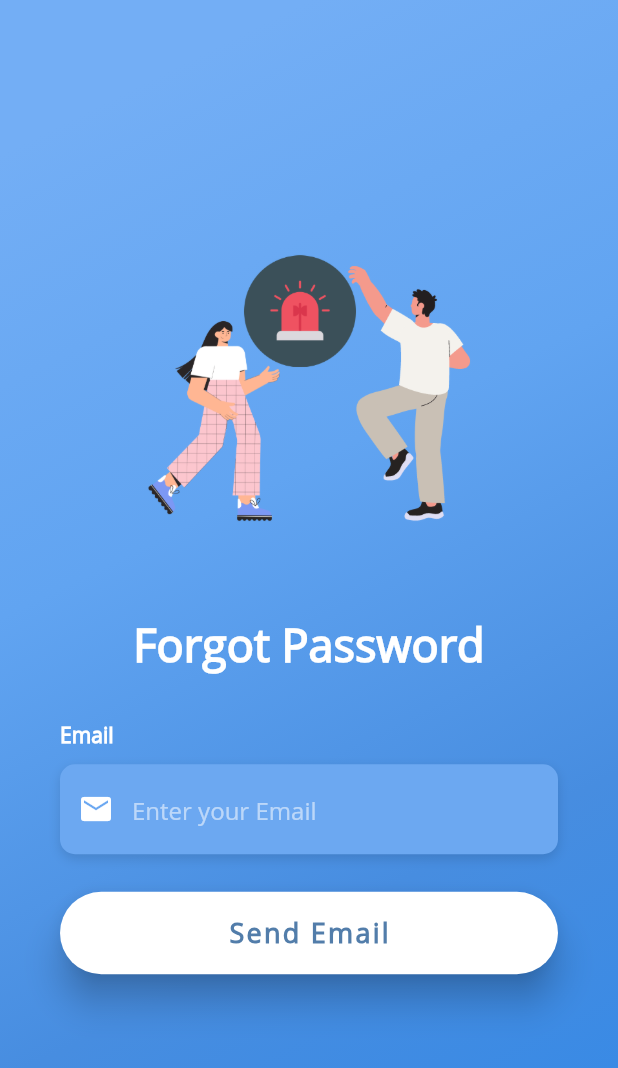
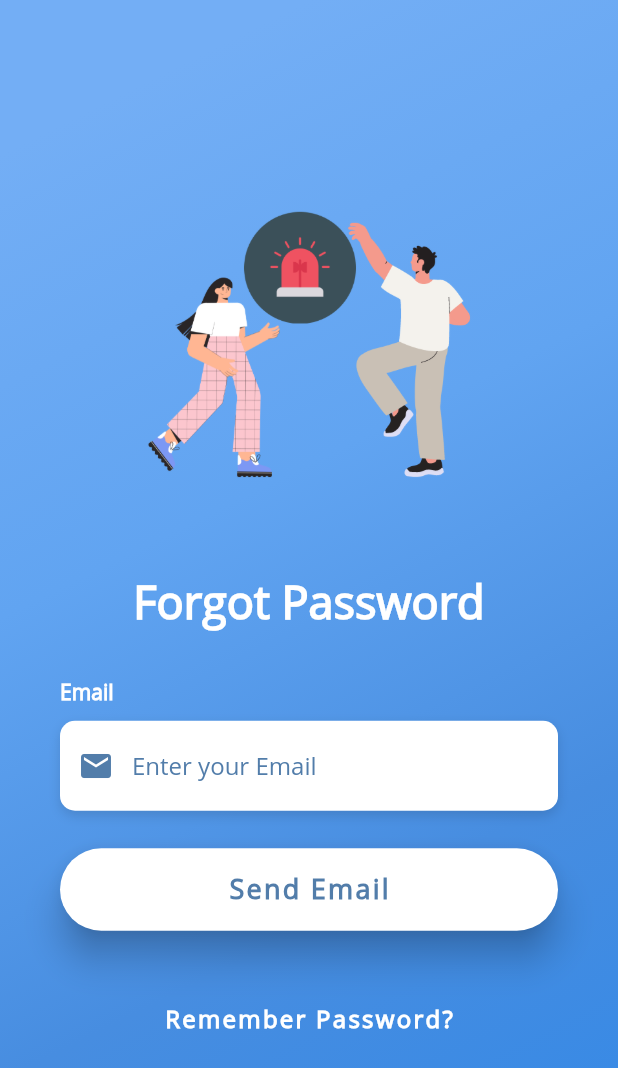
Before and after one commit to Zorawar920/sas_application, a Flutter app: the screen it shows after launch, scrolled down 34 dp, after a tap on "Forgot Password?", on a phone screen of 412 x 824 dp. Shown: the top 1068 px of the screen. Run offline on Flutter 3.47's test engine with Material 2 defaults, Android fonts, the phone set to English and light mode, and no system bars; our stand-ins replace firebase_auth, firebase_core, get_it, google_sign_in, stacked; missing offline and left inert: back_button_interceptor; accounts and stored records are empty.

Commit message:
CP8117P11-25

```diff
--- a/lib/singleton_instance.dart
+++ b/lib/singleton_instance.dart
@@ -1,8 +1,10 @@
 import 'package:get_it/get_it.dart';
 import 'package:sas_application/firebase_services/auth.dart';
+import 'package:sas_application/uniformity/var_gradient.dart';
 
 GetIt singletonInstance = GetIt.instance;
 
 void registerSingleton() {
   singletonInstance.registerLazySingleton(() => Auth());
+  singletonInstance.registerLazySingleton(() => VarGradient());
 }
--- a/lib/uniformity/style.dart
+++ b/lib/uniformity/style.dart
@@ -1,7 +1,7 @@
 import 'package:flutter/material.dart';
 
 final hintTextStyle = TextStyle(
-  color: Colors.white54,
+  color: Color(0xFF527DAA),
   fontFamily: 'OpenSans',
 );
 
@@ -11,8 +11,14 @@ final labelStyle = TextStyle(
   fontFamily: 'OpenSans',
 );
 
+final errorStyle = TextStyle(
+  color: Color(0xFF527DAA),
+  fontWeight: FontWeight.bold,
+  fontFamily: 'OpenSans',
+);
+
 final boxDecorationStyle = BoxDecoration(
-  color: Color(0xFF6CA8F1),
+  color: Colors.white,
   borderRadius: BorderRadius.circular(10.0),
   boxShadow: [
     BoxShadow(
--- a/lib/uniformity/var_gradient.dart
+++ b/lib/uniformity/var_gradient.dart
@@ -1,5 +1,5 @@
+import 'dart:async';
 import 'package:flutter/material.dart';
-import 'package:simple_animations/simple_animations.dart';
 
 class VarGradient extends StatefulWidget {
   @override
@@ -8,7 +8,20 @@ class VarGradient extends StatefulWidget {
 
 class _VarGradientState extends State<VarGradient> {
   int index = 0;
-  final tween = MultiTween();
+  @override
+  void initState() {
+    super.initState();
+    // defines a timer
+    Timer.periodic(Duration(seconds: 3), (Timer t) {
+      setState(() {
+        if (index < 4) {
+          index = index + 1;
+        } else {
+          index = 0;
+        }
+      });
+    });
+  }
 
   List colorPalette = [
     [
@@ -40,19 +53,12 @@ class _VarGradientState extends State<VarGradient> {
 
   @override
   Widget build(BuildContext context) {
-    return Container(
+    return AnimatedContainer(
       height: double.infinity,
       width: double.infinity,
-      child: Stack(
-        children: [
-          AnimatedContainer(
       duration: Duration(seconds: 2),
-            onEnd: () {
-              setState(() {
-                index = index + 1;
-              });
-            }, //onEnd
-
+      //child: Container(decoration: ,),
+      curve: Curves.easeIn,
       decoration: BoxDecoration(
           gradient: LinearGradient(
         begin: Alignment.topLeft,
@@ -60,9 +66,15 @@ class _VarGradientState extends State<VarGradient> {
         stops: [0.1, 0.4, 0.7, 0.9],
         colors: colorPalette[index],
       )),
-          ),
-        ],
-      ),
+      onEnd: () {
+        setState(() {
+          if (index < 4) {
+            index = index + 1;
+          } else {
+            index = 0;
+          }
+        });
+      },
     );
   }
 }
--- /dev/null
+++ b/lib/view_models/user_screen_view_model.dart
@@ -0,0 +1,5 @@
+import 'package:sas_application/models/firebase_model.dart';
+
+class UserScreenViewModel extends FireBaseModel {
+  final FireBaseModel _fireBaseModel = new FireBaseModel();
+}
--- a/lib/views/screens/forgot_password.dart
+++ b/lib/views/screens/forgot_password.dart
@@ -6,7 +6,10 @@ import 'package:sas_application/uniformity/Widgets.dart';
 import 'package:sas_application/uniformity/style.dart';
 import 'package:sas_application/uniformity/var_gradient.dart';
 import 'package:sas_application/view_models/forgot_password_view_model.dart';
+import 'package:sas_application/views/screens/log_in.dart';
 import 'package:stacked/stacked.dart';
+
+import '../../singleton_instance.dart';
 
 class ForgotPage extends StatelessWidget {
   const ForgotPage({Key? key}) : super(key: key);
@@ -15,6 +18,7 @@ class ForgotPage extends StatelessWidget {
   Widget build(BuildContext context) {
     return ViewModelBuilder<ForgotPasswordViewModel>.reactive(
         builder: (context, viewModel, child) => MaterialApp(
+              debugShowCheckedModeBanner: false,
               home: ForgotPassword(
                 forgotPasswordViewModel: viewModel,
                 id: "Login State",
@@ -37,6 +41,7 @@ class ForgotPassword extends StatefulWidget {
 }
 
 class ForgotPasswordState extends State<ForgotPassword> {
+  final VarGradient _varGradient = singletonInstance<VarGradient>();
   var myEmailController = TextEditingController();
   final globalKey = GlobalKey<FormState>();
 
@@ -79,6 +84,31 @@ class ForgotPasswordState extends State<ForgotPassword> {
     );
   }
 
+  Widget buildRememberPasswordBtn(BuildContext context) {
+    return Container(
+      //alignment: Alignment.centerRight,
+      child: TextButton(
+        style: TextButton.styleFrom(padding: EdgeInsets.only(right: 0.0)),
+        onPressed: () => {
+          Navigator.push(
+            context,
+            MaterialPageRoute(builder: (context) => LoginPage()),
+          )
+        },
+        child: Text(
+          'Remember Password?',
+          style: TextStyle(
+            color: Colors.white,
+            letterSpacing: 1.5,
+            fontSize: 16.0,
+            fontWeight: FontWeight.bold,
+            fontFamily: 'OpenSans',
+          ),
+        ),
+      ),
+    );
+  }
+
   Widget buildEmailLoginSignup() {
     return Column(
       crossAxisAlignment: CrossAxisAlignment.start,
@@ -100,15 +130,16 @@ class ForgotPasswordState extends State<ForgotPassword> {
             },
             autovalidateMode: AutovalidateMode.onUserInteraction,
             style: TextStyle(
-              color: Colors.white,
+              color: Color(0xFF527DAA),
               fontFamily: 'OpenSans',
             ),
             decoration: InputDecoration(
               border: InputBorder.none,
-              contentPadding: EdgeInsets.only(top: 14.0),
+              errorStyle: errorStyle,
+              contentPadding: EdgeInsets.fromLTRB(20.0, 14.0, 20.0, 14.0),
               prefixIcon: Icon(
                 Icons.email,
-                color: Colors.white,
+                color: Color(0xFF527DAA),
               ),
               hintText: 'Enter your Email',
               hintStyle: hintTextStyle,
@@ -148,7 +179,7 @@ class ForgotPasswordState extends State<ForgotPassword> {
           onTap: () => FocusScope.of(context).unfocus(),
           child: Stack(
             children: <Widget>[
-              VarGradient(),
+              _varGradient,
               Form(
                 key: globalKey,
                 child: Padding(
@@ -171,6 +202,8 @@ class ForgotPasswordState extends State<ForgotPassword> {
                       SizedBox(height: 30.0),
                       buildEmailLoginSignup(),
                       signUpBtn(context),
+                      SizedBox(height: 10.0),
+                      buildRememberPasswordBtn(context)
                     ],
                   ),
                 ),
--- a/lib/views/screens/log_in.dart
+++ b/lib/views/screens/log_in.dart
@@ -2,6 +2,7 @@ import 'package:back_button_interceptor/back_button_interceptor.dart';
 import 'package:flutter/cupertino.dart';
 import 'package:flutter/material.dart';
 import 'package:flutter/services.dart';
+import 'package:sas_application/singleton_instance.dart';
 import 'package:sas_application/uniformity/Widgets.dart';
 import 'package:sas_application/uniformity/style.dart';
 import 'package:sas_application/uniformity/var_gradient.dart';
@@ -17,6 +18,7 @@ class LoginPage extends StatelessWidget {
   Widget build(BuildContext context) {
     return ViewModelBuilder<LoginViewModel>.reactive(
         builder: (context, viewModel, child) => MaterialApp(
+              debugShowCheckedModeBanner: false,
               home: LogIn(
                 loginViewModel: viewModel,
                 inputData: "Login State",
@@ -39,6 +41,7 @@ class LogIn extends StatefulWidget {
 }
 
 class LogInState extends State<LogIn> {
+  final VarGradient _varGradient = singletonInstance<VarGradient>();
   var myEmailController = TextEditingController();
   var myPasswordController = TextEditingController();
   final globalKey = GlobalKey<FormState>();
@@ -190,16 +193,16 @@ class LogInState extends State<LogIn> {
             //Email Validator
             autovalidateMode: AutovalidateMode.onUserInteraction,
             style: TextStyle(
-              color: Colors.white,
+              color: Color(0xFF527DAA),
               fontFamily: 'OpenSans',
             ),
             decoration: InputDecoration(
               border: InputBorder.none,
-              errorStyle: labelStyle,
+              errorStyle: errorStyle,
               contentPadding: EdgeInsets.fromLTRB(20.0, 14.0, 20.0, 14.0),
               prefixIcon: Icon(
                 Icons.email,
-                color: Colors.white,
+                color: Color(0xFF527DAA),
               ),
               hintText: 'Enter your Email',
               hintStyle: hintTextStyle,
@@ -232,16 +235,16 @@ class LogInState extends State<LogIn> {
             //Password Validator
             autovalidateMode: AutovalidateMode.onUserInteraction,
             style: TextStyle(
-              color: Colors.white,
+              color: Color(0xFF527DAA),
               fontFamily: 'OpenSans',
             ),
             decoration: InputDecoration(
               border: InputBorder.none,
-              errorStyle: labelStyle,
+              errorStyle: errorStyle,
               contentPadding: EdgeInsets.fromLTRB(20.0, 14.0, 20.0, 14.0),
               prefixIcon: Icon(
                 Icons.lock,
-                color: Colors.white,
+                color: Color(0xFF527DAA),
               ),
               hintText: 'Enter your Password',
               hintStyle: hintTextStyle,
@@ -310,7 +313,7 @@ class LogInState extends State<LogIn> {
             onTap: () => FocusScope.of(context).unfocus(),
             child: Stack(
               children: <Widget>[
-                VarGradient(),
+                _varGradient,
                 Container(
                   height: double.infinity,
                   child: SingleChildScrollView(
--- a/pubspec.yaml
+++ b/pubspec.yaml
@@ -31,6 +31,7 @@ dependencies:
   google_sign_in: ^5.0.4
   provider: ^5.0.0
   stacked: ^2.1.4
+  flutter_otp: ^0.3.2
   simple_animations: ^3.1.1
   form_field_validator: ^1.1.0
   #Firebase dependencies
```
Also changed, not shown: lib/views/screens/home_page.dart (+11 -2 lines), lib/views/screens/sign_up.dart (+19 -16 lines), lib/views/screens/user_screen.dart (added, +31 -0 lines), pubspec.lock. Lines whose indentation alone changed are shown as unchanged.
